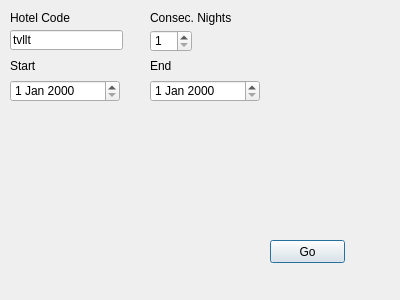
heounsuk/Hyatt-award-search, file main.ui: the form before one commit.
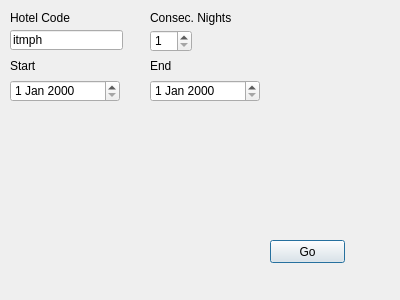
The form after the commit.

```diff
--- a/main.ui
+++ b/main.ui
@@ -43,7 +43,7 @@
     </rect>
    </property>
    <property name="text">
-    <string>tvllt</string>
+    <string>itmph</string>
    </property>
   </widget>
   <widget class="QLabel" name="label">
```
